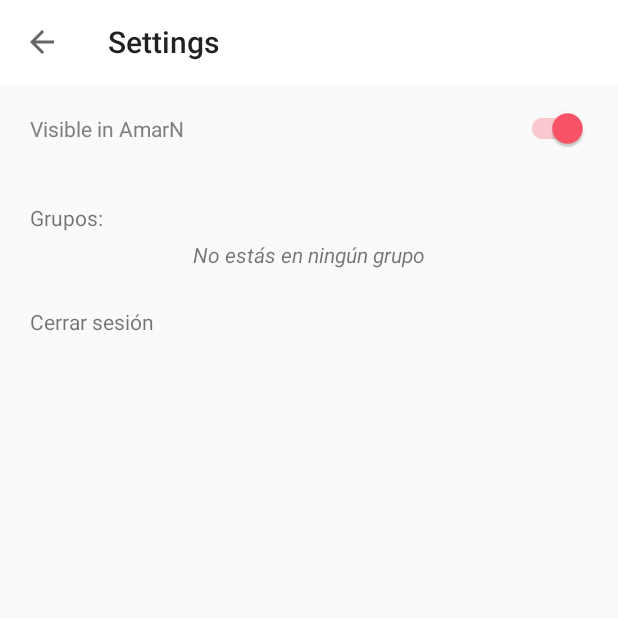
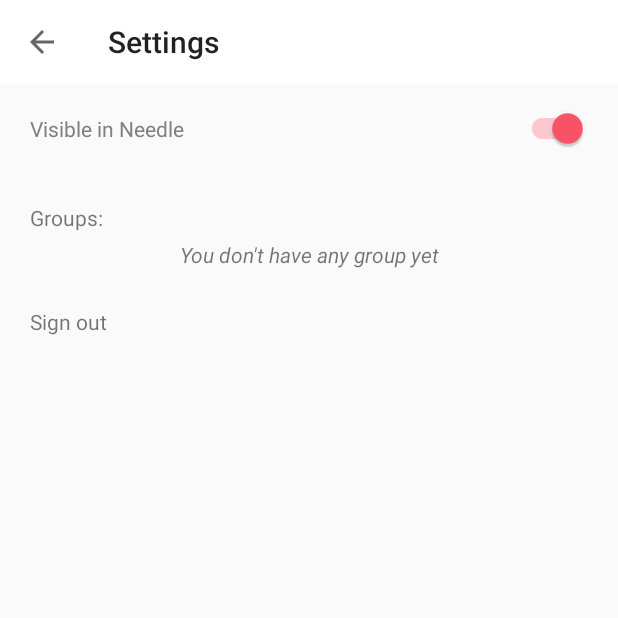
Before and after one commit to sergioloc/needle, an Android app: the SettingsActivity screen opened directly, with no data from a screen before it, on a phone screen of 412 x 824 dp, the top half of it. Run offline under Robolectric (Android 15) with nearby library versions, the phone set to English and light mode, and no system bars; our stand-ins replace Firebase (no records; nobody signed in at launch, a user with empty details on screens opened directly).

Commit message:
Use strings values

```diff
--- a/app/src/main/res/layout/activity_settings.xml
+++ b/app/src/main/res/layout/activity_settings.xml
@@ -9,7 +9,7 @@
 
     <androidx.constraintlayout.widget.ConstraintLayout
         android:layout_width="match_parent"
-        android:layout_height="match_parent">
+        android:layout_height="wrap_content">
 
         <androidx.appcompat.widget.Toolbar
             android:id="@+id/toolbar"
@@ -19,7 +19,7 @@
             app:layout_constraintStart_toStartOf="parent"
             android:background="@color/white"
             app:navigationIcon="?attr/homeAsUpIndicator"
-            app:title="Settings" />
+            app:title="@string/settings" />
 
         <LinearLayout
             android:layout_width="match_parent"
@@ -35,7 +35,7 @@
                 android:padding="20dp"
                 android:textColor="@android:color/tab_indicator_text"
                 android:checked="true"
-                android:text="Visible in AmarN" />
+                android:text="@string/visible" />
 
             <TextView
                 android:id="@+id/tv_groups"
@@ -44,7 +44,7 @@
                 android:paddingTop="20dp"
                 android:paddingStart="20dp"
                 android:paddingEnd="20dp"
-                android:text="Grupos:"/>
+                android:text="@string/groups"/>
 
             <ProgressBar
                 android:id="@+id/loader"
@@ -67,7 +67,7 @@
                 android:padding="5dp"
                 android:gravity="center"
                 android:textStyle="italic"
-                android:text="No estás en ningún grupo"
+                android:text="@string/no_group"
                 android:visibility="gone"/>
 
             <TextView
@@ -76,7 +76,7 @@
                 android:layout_height="wrap_content"
                 android:padding="20dp"
                 android:background="?attr/selectableItemBackground"
-                android:text="Cerrar sesión"/>
+                android:text="@string/sign_out"/>
 
         </LinearLayout>
 
--- a/app/src/main/res/values/strings.xml
+++ b/app/src/main/res/values/strings.xml
@@ -1,4 +1,11 @@
 <resources>
     <string name="app_name">Needle</string>
     <string name="developed">Developed by SLC Studios</string>
+
+    <string name="settings">Settings</string>
+    <string name="groups">Groups:</string>
+    <string name="no_group">You don't have any group yet</string>
+    <string name="visible">Visible in Needle</string>
+    <string name="sign_out">Sign out</string>
+
 </resources>
```
